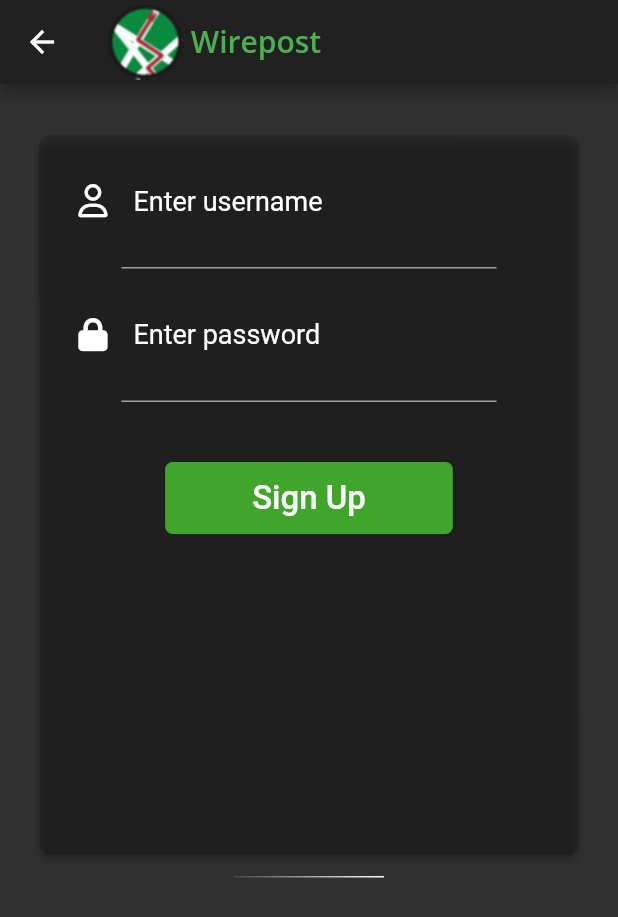
After one commit to moonshine404/wirepostt, a Flutter app: the screen it shows after launch, after a tap on "Sign Up", on a phone screen of 412 x 824 dp. The commit adds this screen. Shown: the top 917 px of the screen. Run offline on Flutter 3.47's test engine with Material 2 defaults, Android fonts, the phone set to English and light mode, and no system bars; our stand-ins replace font_awesome_flutter, google_fonts; network calls fail; Roboto replaces fonts that are missing (SignikaSemiBold).

Commit message:
update sign up

```diff
--- a/lib/home.dart
+++ b/lib/home.dart
@@ -40,8 +40,8 @@ class _HomeState extends State<Home> {
         title: (Row(
           children: [
             Image.asset('assets/logofix.png'),
-            Text(' '),
-            Text('Wirepost', style: TextStyle(color: Colors.green))
+            const Text(' '),
+            const Text('Wirepost', style: TextStyle(color: Colors.green))
           ],
         )),
       ),
@@ -58,20 +58,20 @@ class _HomeState extends State<Home> {
 // 11
         onTap: _onItemTapped,
 // 6
-        items: <BottomNavigationBarItem>[
-          const BottomNavigationBarItem(
+        items: const <BottomNavigationBarItem>[
+          BottomNavigationBarItem(
             icon: Icon(Icons.home),
             label: 'Home',
           ),
-          const BottomNavigationBarItem(
+          BottomNavigationBarItem(
             icon: Icon(Icons.post_add),
             label: 'Post',
           ),
-          const BottomNavigationBarItem(
+          BottomNavigationBarItem(
             icon: Icon(Icons.brush_outlined),
             label: 'Dashboard',
           ),
-          const BottomNavigationBarItem(
+          BottomNavigationBarItem(
             icon: Icon(Icons.account_circle),
             label: 'Profile',
           ),
--- a/lib/loginpage.dart
+++ b/lib/loginpage.dart
@@ -1,15 +1,17 @@
 import 'package:flutter/material.dart';
 import 'dart:convert';
 import 'package:http/http.dart' as http;
+import 'package:wirepostt/home.dart';
+import 'package:wirepostt/signuppage.dart';
 
-class loginpage extends StatefulWidget{
+class loginpage extends StatefulWidget {
   const loginpage({Key? key}) : super(key: key);
 
   @override
   _LoginState createState() => _LoginState();
 }
 
-class _LoginState extends State <loginpage>{
+class _LoginState extends State<loginpage> {
   TextEditingController nameController = TextEditingController();
   TextEditingController passwordController = TextEditingController();
 
@@ -20,8 +22,8 @@ class _LoginState extends State <loginpage>{
           title: (Row(
             children: [
               Image.asset('assets/logofix.png'),
-            Text(' '),
-            Text('Wirepost', style: TextStyle(color: Colors.green))
+              const Text(' '),
+              const Text('Wirepost', style: TextStyle(color: Colors.green))
             ],
           )),
         ),
@@ -33,9 +35,9 @@ class _LoginState extends State <loginpage>{
                     alignment: Alignment.center,
                     padding: const EdgeInsets.all(10),
                     child: const Text(
-                  'TutorialKart',
+                      'Welcome to Wirepost',
                       style: TextStyle(
-                      color: Colors.blue,
+                          color: Colors.green,
                           fontWeight: FontWeight.w500,
                           fontSize: 30),
                     )),
@@ -71,36 +73,47 @@ class _LoginState extends State <loginpage>{
                   onPressed: () {
                     //forgot password screen
                   },
-              child: const Text('Forgot Password',),
+                  child: const Text(
+                    'Forgot Password',
+                    style: TextStyle(color: Colors.green),
+                  ),
                 ),
                 Container(
                     height: 50,
                     padding: const EdgeInsets.fromLTRB(10, 0, 10, 0),
                     child: ElevatedButton(
-                  child: const Text('Login'),
                         onPressed: () {
                           print(nameController.text);
                           print(passwordController.text);
+                          Navigator.push(
+                              context,
+                              MaterialPageRoute(
+                                  builder: (context) => const Home()));
                         },
-                )
-            ),
+                        style: ElevatedButton.styleFrom(
+                            backgroundColor: Colors.green),
+                        child: const Text('Login',
+                            style: TextStyle(color: Colors.white)))),
                 Row(
+                  mainAxisAlignment: MainAxisAlignment.center,
                   children: <Widget>[
                     const Text('Does not have account?'),
                     TextButton(
                       child: const Text(
-                    'Sign in',
-                    style: TextStyle(fontSize: 20),
+                        'Sign Up',
+                        style: TextStyle(fontSize: 20, color: Colors.green),
                       ),
                       onPressed: () {
                         //signup screen
+                        Navigator.push(
+                            context,
+                            MaterialPageRoute(
+                                builder: (context) => const SignUpWidget()));
                       },
                     )
                   ],
-              mainAxisAlignment: MainAxisAlignment.center,
                 ),
               ],
-        ))
-    );
+            )));
   }
 }
--- a/lib/main.dart
+++ b/lib/main.dart
@@ -2,7 +2,6 @@ import 'package:flutter/material.dart';
 import 'package:google_fonts/google_fonts.dart';
 import 'package:wirepostt/loginpage.dart';
 import 'fooderlich_theme.dart';
-import 'home.dart';
 
 void main() {
   runApp(const MyApp());
--- /dev/null
+++ b/lib/signuppage.dart
@@ -0,0 +1,181 @@
+import 'package:flutter/material.dart';
+import 'theme.dart';
+import 'package:font_awesome_flutter/font_awesome_flutter.dart';
+
+//Widget for input
+
+class SignUpWidget extends StatefulWidget {
+  const SignUpWidget({super.key});
+
+  @override
+  SignUpState createState() {
+    return SignUpState();
+  }
+}
+
+class SignUpState extends State<SignUpWidget> {
+  final FocusNode focusPassword = FocusNode();
+  final FocusNode focusUsername = FocusNode();
+  final FocusNode focusConfirmPassword = FocusNode();
+
+  final TextEditingController nameController = TextEditingController();
+  final TextEditingController emailController = TextEditingController();
+  final TextEditingController passwordController = TextEditingController();
+  final TextEditingController confirmPasswordController =
+      TextEditingController();
+
+  @override
+  Widget build(BuildContext context) {
+    return Scaffold(
+        appBar: AppBar(
+          title: (Row(
+            children: [
+              Image.asset('assets/logofix.png'),
+              const Text(' '),
+              const Text('Wirepost', style: TextStyle(color: Colors.green))
+            ],
+          )),
+        ),
+        body: Center(
+            child: Container(
+                padding: const EdgeInsets.only(top: 30.0),
+                child: Column(children: <Widget>[
+                  Stack(
+                    clipBehavior: Clip.none,
+                    alignment: Alignment.topCenter,
+                    children: <Widget>[
+                      Card(
+                        elevation: 2.0,
+                        color: Colors.black12,
+                        shape: RoundedRectangleBorder(
+                            borderRadius: BorderRadius.circular(8.0)),
+                        child: SizedBox(
+                          width: 360.00,
+                          height: 480.00,
+                          child: Column(
+                            children: <Widget>[
+                              Padding(
+                                padding: const EdgeInsets.only(
+                                    top: 20.0,
+                                    bottom: 20.0,
+                                    left: 25.0,
+                                    right: 25.0),
+                                child: TextField(
+                                  focusNode: focusUsername,
+                                  controller: nameController,
+                                  keyboardType: TextInputType.emailAddress,
+                                  style: const TextStyle(
+                                      fontFamily: "SignikaSemiBold",
+                                      fontSize: 16.0,
+                                      color: Colors.white),
+                                  decoration: const InputDecoration(
+                                      border: InputBorder.none,
+                                      icon: Icon(
+                                        FontAwesomeIcons.user,
+                                        color: Colors.white,
+                                        size: 22.0,
+                                      ),
+                                      hintText: "Enter username",
+                                      hintStyle: TextStyle(
+                                          fontSize: 18.0, color: Colors.white)),
+                                ),
+                              ),
+                              Container(
+                                width: 250.0,
+                                height: 1.0,
+                                color: Colors.grey,
+                              ),
+                              Padding(
+                                padding: const EdgeInsets.only(
+                                    top: 20.0,
+                                    bottom: 20.0,
+                                    left: 25.0,
+                                    right: 25.0),
+                                child: TextField(
+                                  focusNode: focusPassword,
+                                  controller: passwordController,
+                                  style: const TextStyle(
+                                      fontFamily: "SignikaSemiBold",
+                                      fontSize: 16.0,
+                                      color: Colors.white),
+                                  decoration: const InputDecoration(
+                                      border: InputBorder.none,
+                                      icon: Icon(
+                                        FontAwesomeIcons.lock,
+                                        color: Colors.white,
+                                        size: 22.0,
+                                      ),
+                                      hintText: "Enter password",
+                                      hintStyle: TextStyle(
+                                          fontFamily: "SignikaSemiBold",
+                                          fontSize: 18.0,
+                                          color: Colors.white)),
+                                ),
+                              ),
+                              Container(
+                                width: 250.0,
+                                height: 1.0,
+                                color: Colors.grey,
+                              ),
+                              Container(
+                                margin: const EdgeInsets.only(top: 40.0),
+                                decoration: const BoxDecoration(
+                                    borderRadius:
+                                        BorderRadius.all(Radius.circular(5.0)),
+                                    gradient: LinearGradient(
+                                        colors: [
+                                          Color.fromARGB(255, 64, 165, 43),
+                                          Color.fromARGB(255, 64, 165, 43)
+                                        ],
+                                        begin: FractionalOffset(0.2, 0.2),
+                                        end: FractionalOffset(1.0, 1.0),
+                                        stops: [0.1, 1.0],
+                                        tileMode: TileMode.clamp)),
+                                child: MaterialButton(
+                                  child: const Padding(
+                                    padding: EdgeInsets.symmetric(
+                                        vertical: 10.0, horizontal: 42.0),
+                                    child: Text(
+                                      "Sign Up",
+                                      style: TextStyle(
+                                          fontFamily: "SignikaSemiBold",
+                                          color: Colors.white,
+                                          fontSize: 22.0),
+                                    ),
+                                  ),
+                                  onPressed: () {
+                                    Navigator.pop(context);
+                                  },
+                                ),
+                              )
+                            ],
+                          ),
+                        ),
+                      ),
+                    ],
+                  ),
+                  Padding(
+                      padding: const EdgeInsets.only(top: 10.0),
+                      child: Row(
+                        mainAxisAlignment: MainAxisAlignment.center,
+                        children: <Widget>[
+                          Container(
+                            decoration: BoxDecoration(
+                              gradient: new LinearGradient(
+                                  colors: const [
+                                    Colors.white10,
+                                    Colors.white,
+                                  ],
+                                  begin: const FractionalOffset(0.0, 0.0),
+                                  end: const FractionalOffset(1.0, 1.0),
+                                  stops: const [0.0, 1.0],
+                                  tileMode: TileMode.clamp),
+                            ),
+                            width: 100.0,
+                            height: 1.0,
+                          ),
+                        ],
+                      ))
+                ]))));
+  }
+}
--- /dev/null
+++ b/lib/theme.dart
@@ -0,0 +1,17 @@
+import 'dart:ui';
+
+import 'package:flutter/cupertino.dart';
+
+class AppColours {
+  const AppColours();
+
+  static const Color colorStart = Color(0xFF0d47a1);
+  static const Color colorEnd = Color(0xFF1565c0);
+
+  static const buttonGradient = LinearGradient(
+    colors: [colorStart, colorEnd],
+    stops: [0.0, 1.0],
+    begin: Alignment.topCenter,
+    end: Alignment.bottomCenter,
+  );
+}
--- a/pubspec.yaml
+++ b/pubspec.yaml
@@ -37,6 +37,7 @@ dependencies:
   cupertino_icons: ^1.0.2
   google_fonts: ^3.0.1
   http: ^0.13.4
+  font_awesome_flutter: ^10.1.0
 
 dev_dependencies:
   flutter_test:
```
Also changed, not shown: pubspec.lock. Lines whose indentation alone changed are shown as unchanged.
